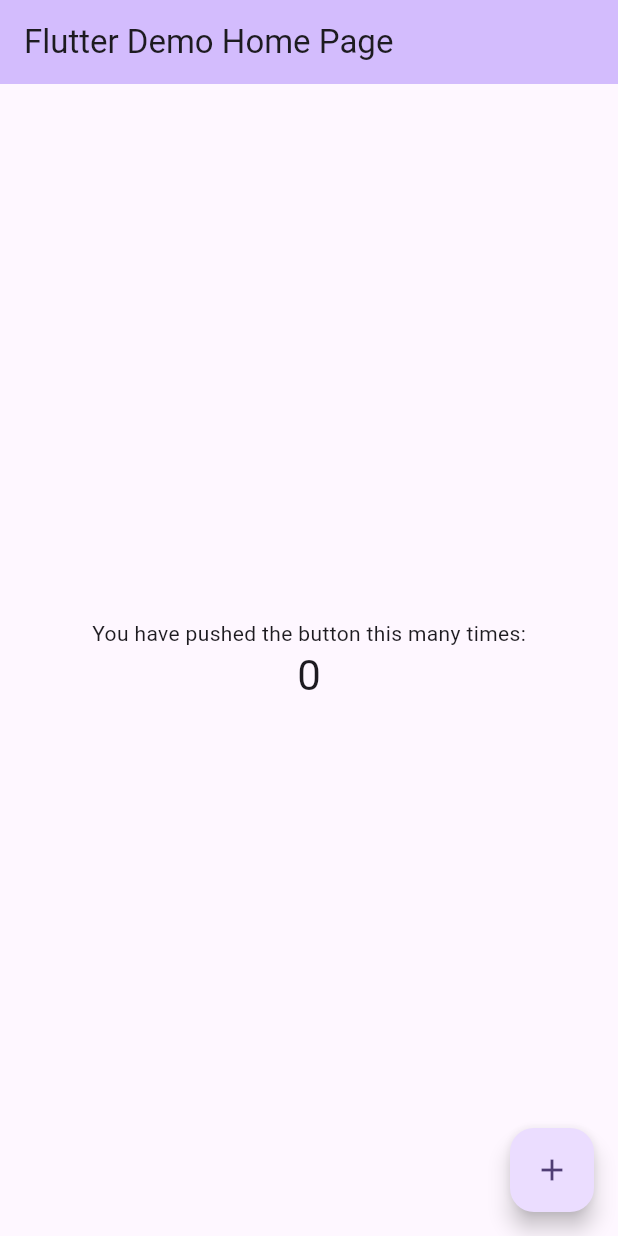
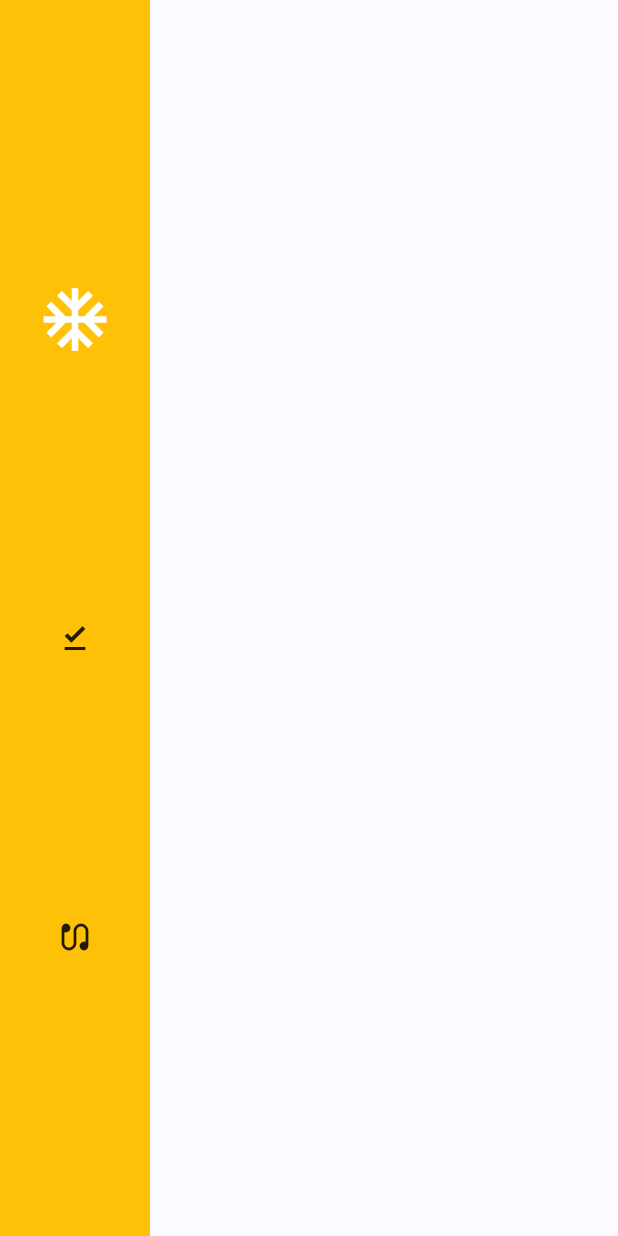
Before and after one commit to WarmHobo95/my_app, a Flutter app: the screen it shows after launch, on a phone screen of 412 x 824 dp. Run offline on Flutter 3.47's test engine with Material 2 defaults, Android fonts, the phone set to English and light mode, and no system bars.

Commit message:
did_smth

```diff
--- a/lib/main.dart
+++ b/lib/main.dart
@@ -7,119 +7,47 @@ void main() {
 class MyApp extends StatelessWidget {
   const MyApp({super.key});
 
-  // This widget is the root of your application.
   @override
   Widget build(BuildContext context) {
     return MaterialApp(
-      title: 'Flutter Demo',
+      title: 'Flutter demo',
       theme: ThemeData(
-        // This is the theme of your application.
-        //
-        // TRY THIS: Try running your application with "flutter run". You'll see
-        // the application has a blue toolbar. Then, without quitting the app,
-        // try changing the seedColor in the colorScheme below to Colors.green
-        // and then invoke "hot reload" (save your changes or press the "hot
-        // reload" button in a Flutter-supported IDE, or press "r" if you used
-        // the command line to start the app).
-        //
-        // Notice that the counter didn't reset back to zero; the application
-        // state is not lost during the reload. To reset the state, use hot
-        // restart instead.
-        //
-        // This works for code too, not just values: Most code changes can be
-        // tested with just a hot reload.
-        colorScheme: ColorScheme.fromSeed(seedColor: Colors.deepPurple),
+        colorScheme:
+            ColorScheme.fromSeed(seedColor: Color.fromARGB(97, 122, 166, 233)),
         useMaterial3: true,
       ),
-      home: const MyHomePage(title: 'Flutter Demo Home Page'),
+      home: const Scaffold(
+        body: MyWidget(),
+      ),
     );
   }
 }
 
-class MyHomePage extends StatefulWidget {
-  const MyHomePage({super.key, required this.title});
-
-  // This widget is the home page of your application. It is stateful, meaning
-  // that it has a State object (defined below) that contains fields that affect
-  // how it looks.
-
-  // This class is the configuration for the state. It holds the values (in this
-  // case the title) provided by the parent (in this case the App widget) and
-  // used by the build method of the State. Fields in a Widget subclass are
-  // always marked "final".
-
-  final String title;
+class MyWidget extends StatelessWidget {
+  const MyWidget({super.key});
 
   @override
-  State<MyHomePage> createState() => _MyHomePageState();
-}
-
-class _MyHomePageState extends State<MyHomePage> {
-  int _counter = 0;
-
-  void _incrementCounter() {
-    setState(() {
-      // This call to setState tells the Flutter framework that something has
-      // changed in this State, which causes it to rerun the build method below
-      // so that the display can reflect the updated values. If we changed
-      // _counter without calling setState(), then the build method would not be
-      // called again, and so nothing would appear to happen.
-      _counter++;
-    });
-  }
-
-  @override
-  Widget build(BuildContext context) {
-    // This method is rerun every time setState is called, for instance as done
-    // by the _incrementCounter method above.
-    //
-    // The Flutter framework has been optimized to make rerunning build methods
-    // fast, so that you can just rebuild anything that needs updating rather
-    // than having to individually change instances of widgets.
-    return Scaffold(
-      appBar: AppBar(
-        // TRY THIS: Try changing the color here to a specific color (to
-        // Colors.amber, perhaps?) and trigger a hot reload to see the AppBar
-        // change color while the other colors stay the same.
-        backgroundColor: Theme.of(context).colorScheme.inversePrimary,
-        // Here we take the value from the MyHomePage object that was created by
-        // the App.build method, and use it to set our appbar title.
-        title: Text(widget.title),
-      ),
-      body: Center(
-        // Center is a layout widget. It takes a single child and positions it
-        // in the middle of the parent.
-        child: Column(
-          // Column is also a layout widget. It takes a list of children and
-          // arranges them vertically. By default, it sizes itself to fit its
-          // children horizontally, and tries to be as tall as its parent.
-          //
-          // Column has various properties to control how it sizes itself and
-          // how it positions its children. Here we use mainAxisAlignment to
-          // center the children vertically; the main axis here is the vertical
-          // axis because Columns are vertical (the cross axis would be
-          // horizontal).
-          //
-          // TRY THIS: Invoke "debug painting" (choose the "Toggle Debug Paint"
-          // action in the IDE, or press "p" in the console), to see the
-          // wireframe for each widget.
-          mainAxisAlignment: MainAxisAlignment.center,
-          children: <Widget>[
-            const Text(
-              'You have pushed the button this many times:',
-            ),
-            Text(
-              '$_counter',
-              style: Theme.of(context).textTheme.headlineMedium,
-            ),
+  Widget build(BuildContext context){
+  return Row(
+    children: [
+      Container(
+        color: Colors.amber,
+        width: 100,
+        padding: EdgeInsets.symmetric(vertical: 100),
+        child: const Column(
+          mainAxisAlignment: MainAxisAlignment.spaceAround,
+          children:[
+          Icon(Icons.ac_unit, size: 50, color: Colors.white,),
+          Icon(Icons.file_download_done),
+          Icon(Icons.earbuds),
           ],
         ),
       ),
-      floatingActionButton: FloatingActionButton(
-        onPressed: _incrementCounter,
-        tooltip: 'Increment',
-        child: const Icon(Icons.add),
-      ), // This trailing comma makes auto-formatting nicer for build methods.
-    );
+      Expanded(
+        child: Container(
+          color: Colors.white10),
+      ),
+    ],
+  );
   }
 }
```
